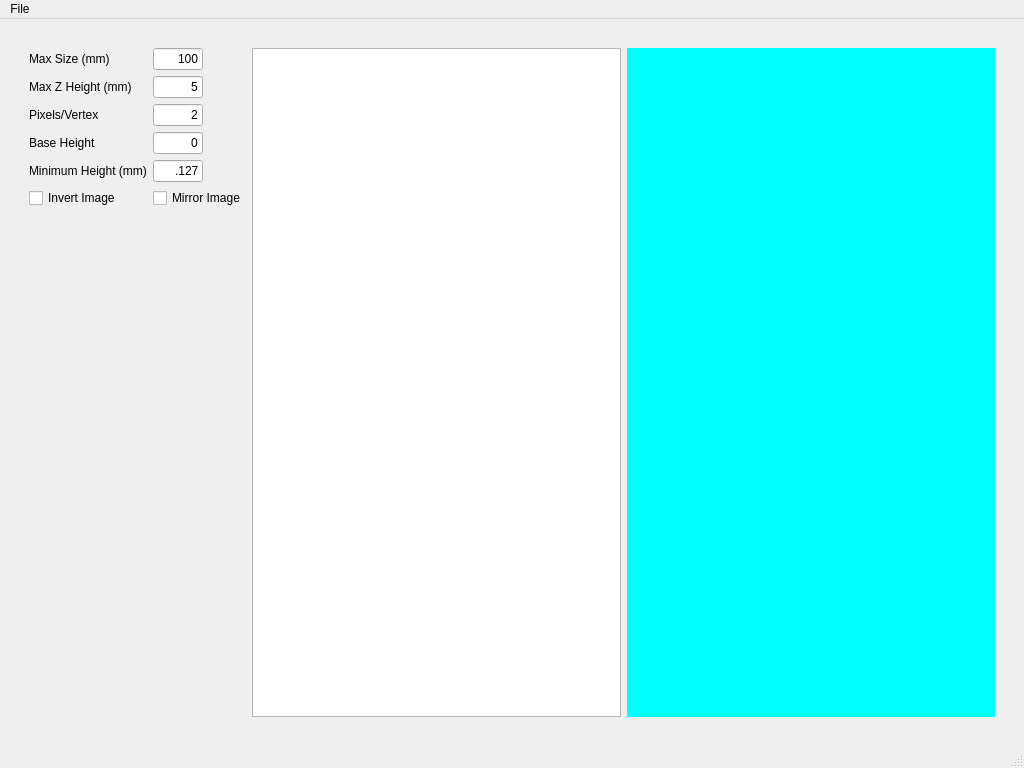
Before: the Qt Designer form mainwindow.ui in gharley/Lithophane, drawn with Qt 5.
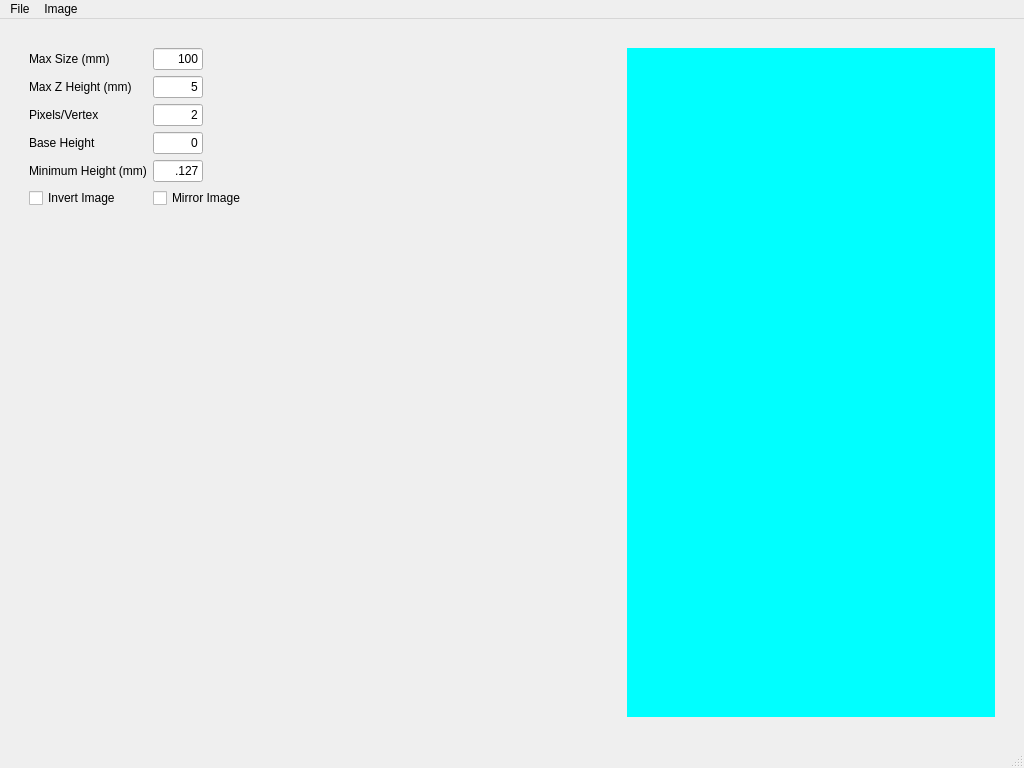
After: the same form once the commit is applied.

The edit to the form file:
```diff
--- a/mainwindow.ui
+++ b/mainwindow.ui
@@ -36,10 +36,23 @@
        <number>20</number>
       </property>
       <item row="0" column="2">
-       <layout class="QVBoxLayout" name="imgLayout" stretch="0">
+       <layout class="QHBoxLayout" name="imgLayout" stretch="0,0">
         <property name="sizeConstraint">
          <enum>QLayout::SetNoConstraint</enum>
         </property>
+        <item>
+         <widget class="QLabel" name="lblImage">
+          <property name="sizePolicy">
+           <sizepolicy hsizetype="Expanding" vsizetype="Expanding">
+            <horstretch>0</horstretch>
+            <verstretch>0</verstretch>
+           </sizepolicy>
+          </property>
+          <property name="text">
+           <string/>
+          </property>
+         </widget>
+        </item>
         <item>
          <widget class="QWidget" name="plotWidget" native="true">
           <property name="sizePolicy">
@@ -262,9 +275,6 @@
         </item>
        </layout>
       </item>
-      <item row="0" column="1">
-       <widget class="QGraphicsView" name="imgView"/>
-      </item>
      </layout>
     </item>
    </layout>
@@ -284,8 +294,17 @@
     </property>
     <addaction name="actionOpen"/>
     <addaction name="actionSave"/>
+    <addaction name="separator"/>
+    <addaction name="actionExit"/>
+   </widget>
+   <widget class="QMenu" name="menuImage">
+    <property name="title">
+     <string>Image</string>
+    </property>
+    <addaction name="actionGenerate"/>
    </widget>
    <addaction name="menuFile"/>
+   <addaction name="menuImage"/>
   </widget>
   <widget class="QStatusBar" name="statusbar"/>
   <action name="actionOpen">
```
Left out of the diff: 16 changed lines with no effect on the pictures.
